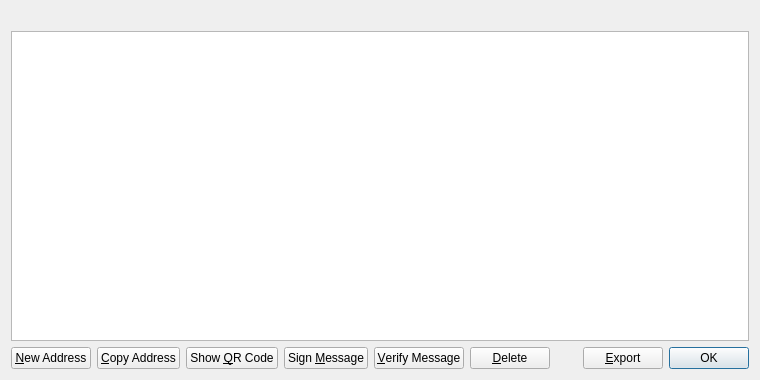
Qt form src/qt/forms/addressbookpage.ui (Max-Coin/maxcoin-dev-staging) before a commit.
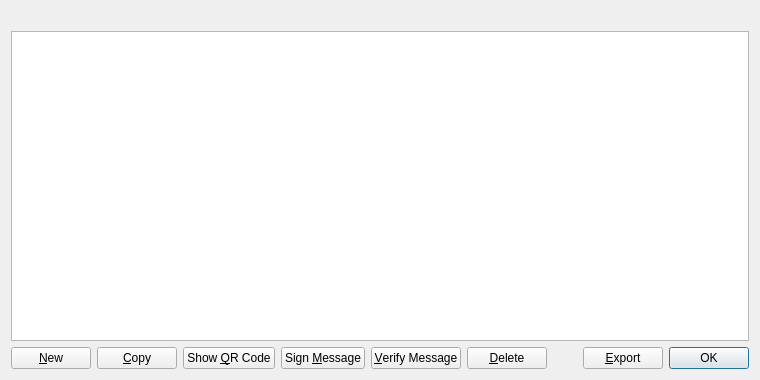
The same form after that commit. Icons and pictures are not drawn.

What changed in the file:
```diff
--- a/src/qt/forms/addressbookpage.ui
+++ b/src/qt/forms/addressbookpage.ui
@@ -60,7 +60,7 @@
         <string>Create a new address</string>
        </property>
        <property name="text">
-        <string>&amp;New Address</string>
+        <string>&amp;New</string>
        </property>
        <property name="icon">
         <iconset resource="../bitcoin.qrc">
@@ -74,7 +74,7 @@
         <string>Copy the currently selected address to the system clipboard</string>
        </property>
        <property name="text">
-        <string>&amp;Copy Address</string>
+        <string>&amp;Copy</string>
        </property>
        <property name="icon">
         <iconset resource="../bitcoin.qrc">
```
Left out of the diff: 2 changed lines with no effect on the pictures.
